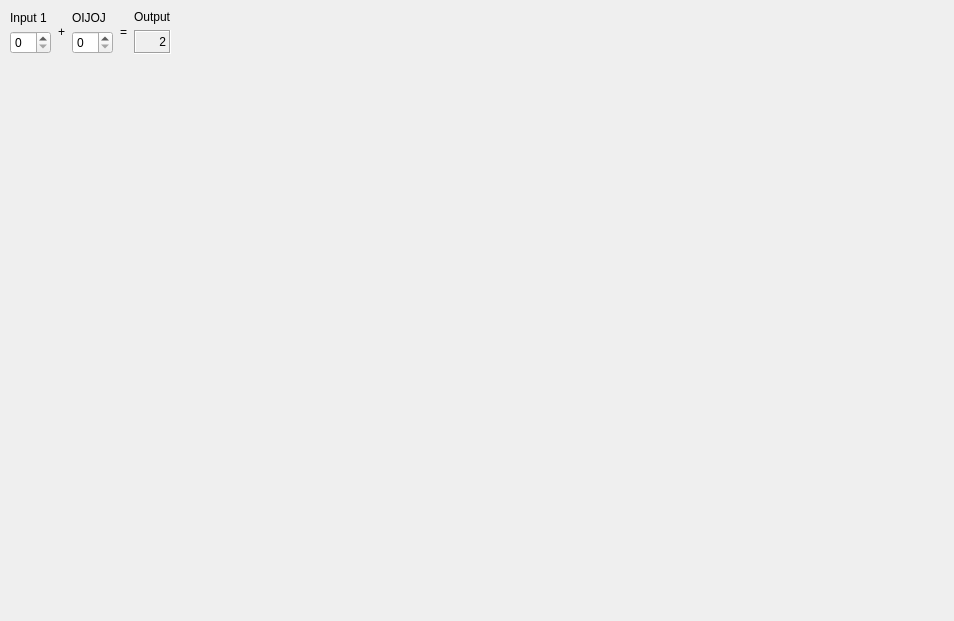
This is SporzOBC-WAL/resources/calculatorform.ui in Eben-Epi/SporzOBC as Qt 5 draws it before an edit. The edited form follows.
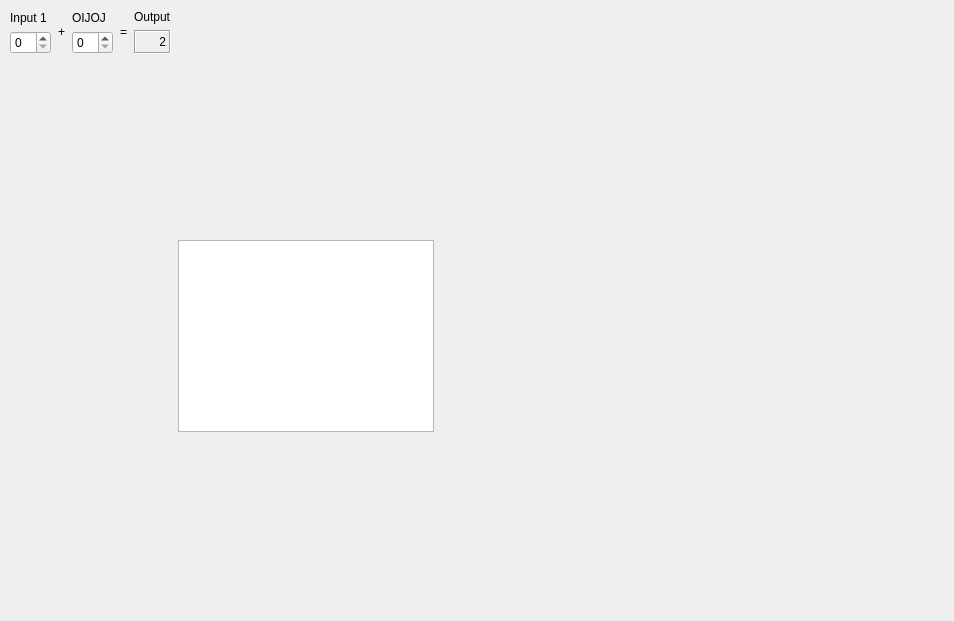
This is the edited form. Custom widgets are drawn as their Qt base class.

Commit message: Promoting a custom widget modified with an abstract model !

Patch:
```diff
--- a/SporzOBC-WAL/resources/calculatorform.ui
+++ b/SporzOBC-WAL/resources/calculatorform.ui
@@ -181,8 +181,25 @@
      </property>
     </spacer>
    </item>
+   <item row="1" column="5">
+    <widget class="MyTableWidget" name="tableView">
+     <property name="sizePolicy">
+      <sizepolicy hsizetype="Fixed" vsizetype="Fixed">
+       <horstretch>0</horstretch>
+       <verstretch>0</verstretch>
+      </sizepolicy>
+     </property>
+    </widget>
+   </item>
   </layout>
  </widget>
+ <customwidgets>
+  <customwidget>
+   <class>MyTableWidget</class>
+   <extends>QTableView</extends>
+   <header> MyTableWidget/MyTableWidget.hpp</header>
+  </customwidget>
+ </customwidgets>
  <resources/>
  <connections/>
 </ui>
```
Left out of the diff: 36 changed lines with no effect on the pictures. The commit also changes 2 other files.
